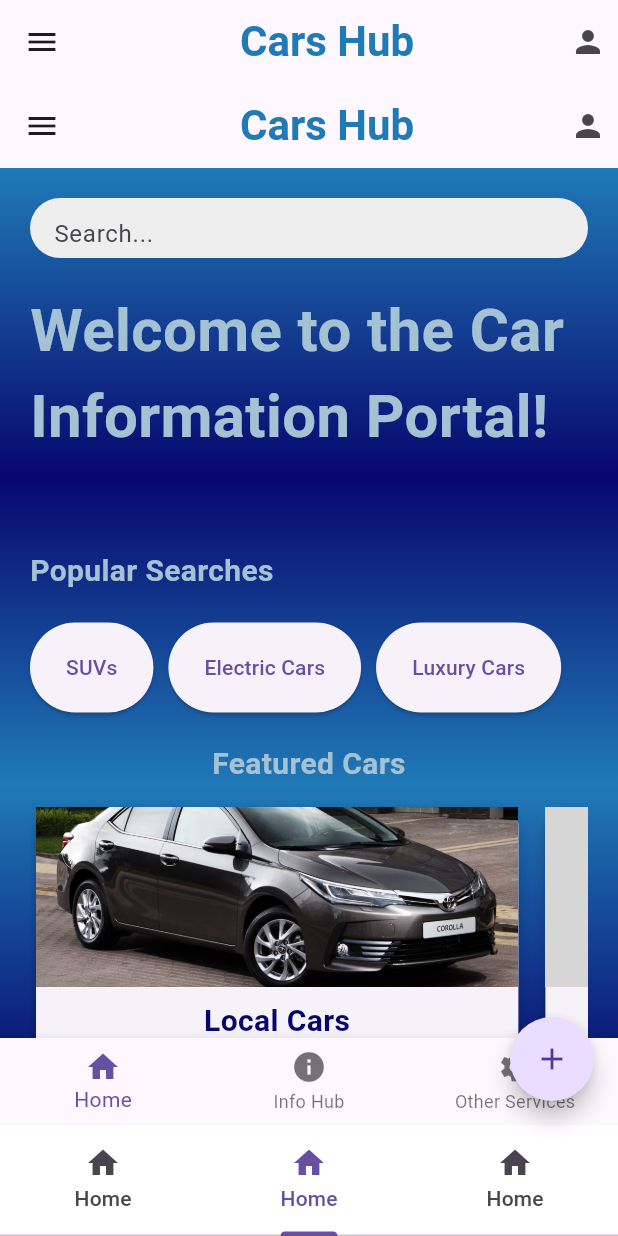
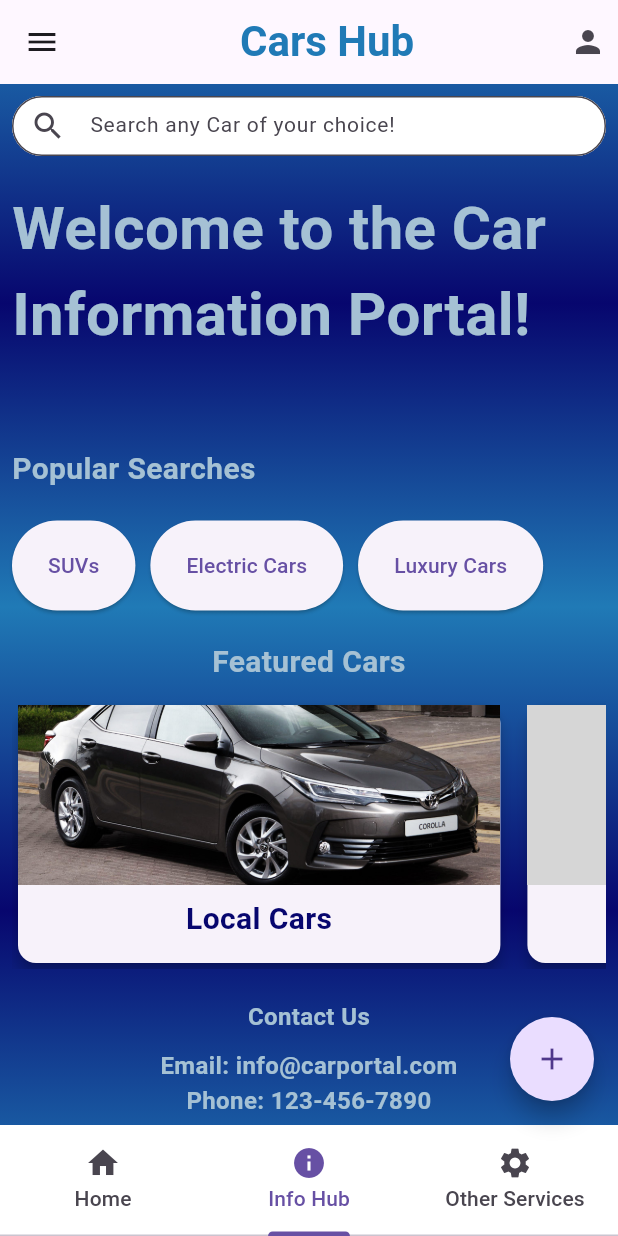
Before and after one commit to daniyalcr9/Cars_Hub, a Flutter app: the screen it shows after launch, item 2 of the bottom bar chosen, after a tap on the "add" icon, on a phone screen of 412 x 824 dp. Run offline on Flutter 3.47's test engine with Material 3 defaults, Android fonts, the phone set to English and light mode, and no system bars; grey boxes are pictures that could not be loaded.

Commit message:
7th commit

```diff
--- a/cars_hub/lib/home.dart
+++ b/cars_hub/lib/home.dart
@@ -51,11 +51,12 @@ class _HomeState extends State<Home> {
           // backgroundColor: Theme.of(context).accentColor, // Using accent color for the floating action button
         ),
         bottomNavigationBar: Container(
+          color: Colors.white,
           child: TabBar(
             tabs: [
               Tab(icon: Icon(Icons.home), text: "Home"),
-              Tab(icon: Icon(Icons.home), text: "Home"),
-              Tab(icon: Icon(Icons.home), text: "Home"),
+              Tab(icon: Icon(Icons.info), text: "Info Hub"),
+              Tab(icon: Icon(Icons.settings), text: "Other Services"),
             ],
           ),
         ),
--- a/cars_hub/lib/home_main.dart
+++ b/cars_hub/lib/home_main.dart
@@ -30,11 +30,13 @@ class _MyWidgetState extends State<MyWidget> {
             ),
           ),
           child: Padding(
-            padding: const EdgeInsets.symmetric(vertical: 100, horizontal: 8),
+            padding: const EdgeInsets.symmetric(vertical: 64, horizontal: 8),
             child: Column(
               crossAxisAlignment: CrossAxisAlignment.stretch,
               children: [
-                TextField(
+                Container(
+                  height: 40,
+                  child: TextField(
                     style: TextStyle(fontSize: 14), // Adjust text size
                     decoration: InputDecoration(
                       filled: true,
@@ -49,6 +51,7 @@ class _MyWidgetState extends State<MyWidget> {
                         borderRadius: BorderRadius.circular(
                           20.0,
                         ), // Making search bar circular
+                      ),
                     ),
                   ),
                 ),
--- a/cars_hub/lib/infohub.dart
+++ b/cars_hub/lib/infohub.dart
@@ -11,28 +11,28 @@ class _infohubState extends State<infohub> {
   @override
   Widget build(BuildContext context) {
     return Scaffold(
-      appBar: AppBar(
-        title: Center(
-          child: Text(
-            'Cars Hub',
-            style: TextStyle(
-              fontWeight: FontWeight.bold,
-              fontSize: 28,
-              color: Color.fromARGB(255, 32, 122, 182),
-            ),
-          ),
-        ),
-        leading: Icon(Icons.menu),
-        actions: [
-          Padding(
-            padding: const EdgeInsets.only(right: 8),
-            child: Icon(Icons.person),
-          )
-        ],
-      ),
+      // appBar: AppBar(
+      //   title: Center(
+      //     child: Text(
+      //       'Cars Hub',
+      //       style: TextStyle(
+      //         fontWeight: FontWeight.bold,
+      //         fontSize: 28,
+      //         color: Color.fromARGB(255, 32, 122, 182),
+      //       ),
+      //     ),
+      //   ),
+      //   leading: Icon(Icons.menu),
+      //   actions: [
+      //     Padding(
+      //       padding: const EdgeInsets.only(right: 8),
+      //       child: Icon(Icons.person),
+      //     )
+      //   ],
+      // ),
       body: SingleChildScrollView(
         child: Container(
-          height: MediaQuery.of(context).size.height,
+          // height: MediaQuery.of(context).size.height,
           decoration: BoxDecoration(
             gradient: LinearGradient(
               begin: Alignment.topCenter,
@@ -47,7 +47,7 @@ class _infohubState extends State<infohub> {
             ),
           ),
           child: Padding(
-            padding: const EdgeInsets.all(20.0),
+            padding: const EdgeInsets.symmetric(vertical: 64, horizontal: 8),
             child: Column(
               crossAxisAlignment: CrossAxisAlignment.stretch,
               children: [
@@ -59,10 +59,21 @@ class _infohubState extends State<infohub> {
                   ),
                   child: Center(
                     child: TextField(
+                      style: TextStyle(fontSize: 14), // Adjust text size
                       decoration: InputDecoration(
-                        hintText: 'Search...',
-                        contentPadding: EdgeInsets.symmetric(horizontal: 16.0),
-                        border: InputBorder.none,
+                        filled: true,
+                        fillColor: Colors.white,
+                        contentPadding: EdgeInsets.symmetric(
+                          vertical: 10,
+                          horizontal: 15,
+                        ), // Adjust padding
+                        hintText: "Search any Car of your choice!",
+                        prefixIcon: Icon(Icons.search),
+                        border: OutlineInputBorder(
+                          borderRadius: BorderRadius.circular(
+                            20.0,
+                          ), // Making search bar circular
+                        ),
                       ),
                     ),
                   ),
@@ -174,22 +185,22 @@ class _infohubState extends State<infohub> {
           ),
         ),
       ),
-      bottomNavigationBar: BottomNavigationBar(
-        items: [
-          BottomNavigationBarItem(
-            icon: Icon(Icons.home),
-            label: 'Home',
-          ),
-          BottomNavigationBarItem(
-            icon: Icon(Icons.info),
-            label: 'Info Hub',
-          ),
-          BottomNavigationBarItem(
-            icon: Icon(Icons.settings),
-            label: 'Other Services',
-          ),
-        ],
-      ),
+      // bottomNavigationBar: BottomNavigationBar(
+      //   items: [
+      //     BottomNavigationBarItem(
+      //       icon: Icon(Icons.home),
+      //       label: 'Home',
+      //     ),
+      //     BottomNavigationBarItem(
+      //       icon: Icon(Icons.info),
+      //       label: 'Info Hub',
+      //     ),
+      //     BottomNavigationBarItem(
+      //       icon: Icon(Icons.settings),
+      //       label: 'Other Services',
+      //     ),
+      //   ],
+      // ),
     );
   }
 
```
Also changed, not shown: cars_hub/lib/otherservices.dart (+46 -46 lines). Lines whose indentation alone changed are shown as unchanged.
